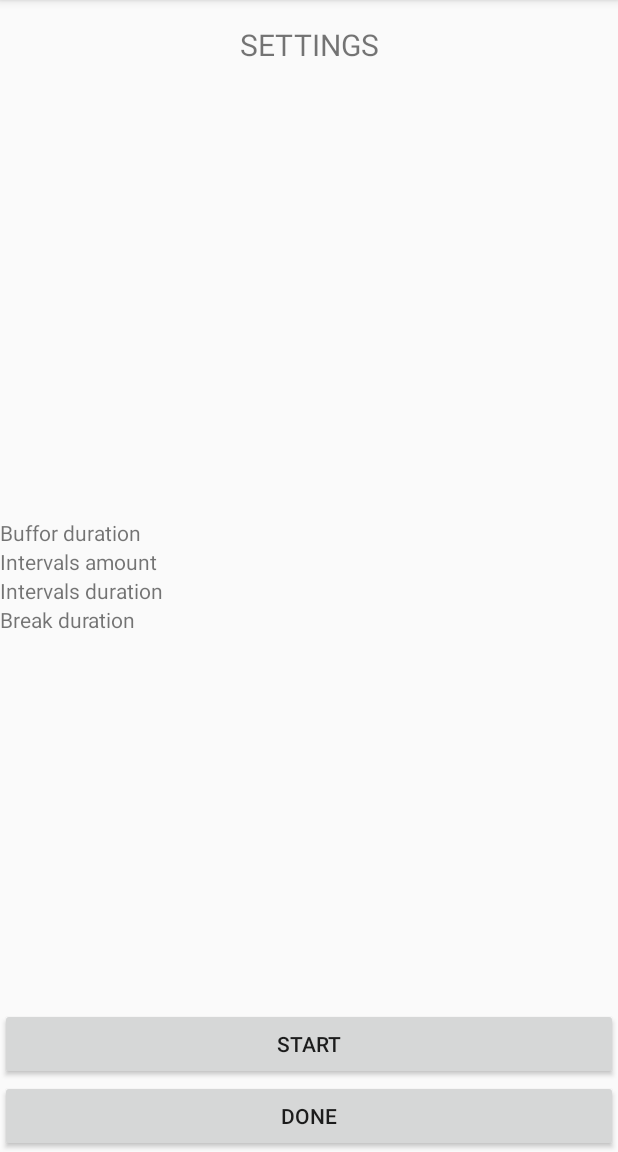
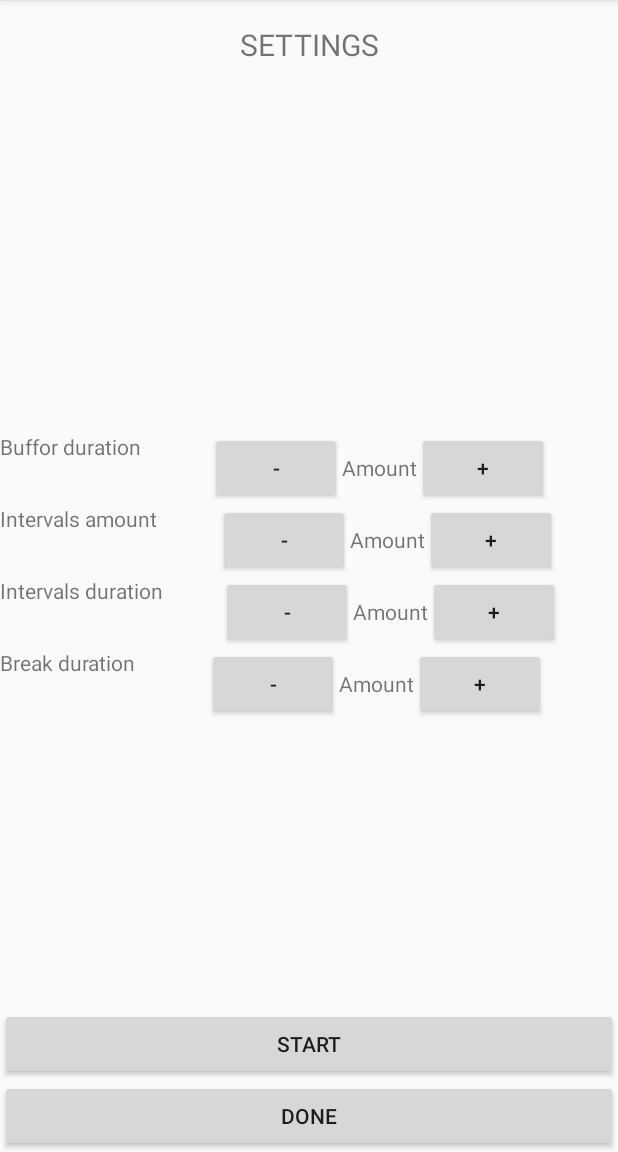
Before and after one commit to tpokora/boxingintervals, an Android app: the screen it shows after launch (MainActivity), after a tap on "SETTINGS", on a phone screen of 412 x 824 dp, the part 84-1236 px from its top. Run offline under Robolectric (Android 15) with nearby library versions, the phone set to English and light mode, and no system bars; 1 other tap on this screen came first.

Commit message:
Basic layout for settings fragment

```diff
--- a/app/src/main/res/layout/fragment_settings.xml
+++ b/app/src/main/res/layout/fragment_settings.xml
@@ -3,30 +3,148 @@
     android:id="@+id/settings_fragment"
     android:layout_width="match_parent"
     android:layout_height="match_parent"
+    android:orientation="horizontal">
+
+    <LinearLayout
+        android:id="@+id/contentLayout"
+        android:layout_width="match_parent"
+        android:layout_height="wrap_content"
         android:orientation="vertical">
 
-    <TextView
-        android:id="@+id/settings_buffor_duration"
+        <LinearLayout
             android:layout_width="match_parent"
-        android:layout_height="wrap_content"
-        android:text="@string/settings_buffor_string"/>
+            android:layout_height="wrap_content">
 
             <TextView
-        android:id="@+id/settings_intervals"
-        android:layout_width="match_parent"
+                android:layout_width="wrap_content"
                 android:layout_height="wrap_content"
-        android:text="@string/settings_intervals_string"/>
+                android:layout_weight="1"
+                android:text="@string/settings_buffor_duration_string" />
+
+            <LinearLayout
+                android:layout_width="wrap_content"
+                android:layout_height="wrap_content"
+                android:layout_weight="1">
+
+                <Button
+                    android:layout_width="wrap_content"
+                    android:layout_height="wrap_content"
+                    android:text="@string/settings_decrease"/>
 
                 <TextView
-        android:id="@+id/settings_intervals_duration"
+                    android:layout_width="wrap_content"
+                    android:layout_height="wrap_content"
+                    android:text="@string/settings_value"/>
+
+                <Button
+                    android:layout_width="wrap_content"
+                    android:layout_height="wrap_content"
+                    android:text="@string/settings_increase"/>
+
+            </LinearLayout>
+        </LinearLayout>
+
+        <LinearLayout
             android:layout_width="match_parent"
-        android:layout_height="wrap_content"
-        android:text="@string/settings_intervals_duration_string"/>
+            android:layout_height="wrap_content">
 
             <TextView
-        android:id="@+id/settings_break_duration"
-        android:layout_width="match_parent"
+                android:layout_width="wrap_content"
                 android:layout_height="wrap_content"
-        android:text="@string/settings_break_duration_string"/>
+                android:layout_weight="1"
+                android:text="@string/settings_intervals_string" />
+
+            <LinearLayout
+                android:layout_width="wrap_content"
+                android:layout_height="wrap_content"
+                android:layout_weight="1">
+
+                <Button
+                    android:layout_width="wrap_content"
+                    android:layout_height="wrap_content"
+                    android:text="@string/settings_decrease"/>
+
+                <TextView
+                    android:layout_width="wrap_content"
+                    android:layout_height="wrap_content"
+                    android:text="@string/settings_value"/>
+
+                <Button
+                    android:layout_width="wrap_content"
+                    android:layout_height="wrap_content"
+                    android:text="@string/settings_increase"/>
 
             </LinearLayout>
+        </LinearLayout>
+
+        <LinearLayout
+            android:layout_width="match_parent"
+            android:layout_height="wrap_content">
+
+            <TextView
+                android:layout_width="wrap_content"
+                android:layout_height="wrap_content"
+                android:layout_weight="1"
+                android:text="@string/settings_intervals_duration_string" />
+
+            <LinearLayout
+                android:layout_width="wrap_content"
+                android:layout_height="wrap_content"
+                android:layout_weight="1">
+
+                <Button
+                    android:layout_width="wrap_content"
+                    android:layout_height="wrap_content"
+                    android:text="@string/settings_decrease"/>
+
+                <TextView
+                    android:layout_width="wrap_content"
+                    android:layout_height="wrap_content"
+                    android:text="@string/settings_value"/>
+
+                <Button
+                    android:layout_width="wrap_content"
+                    android:layout_height="wrap_content"
+                    android:text="@string/settings_increase"/>
+
+
+            </LinearLayout>
+        </LinearLayout>
+
+        <LinearLayout
+            android:layout_width="match_parent"
+            android:layout_height="wrap_content">
+
+            <TextView
+                android:layout_width="wrap_content"
+                android:layout_height="wrap_content"
+                android:layout_weight="1"
+                android:text="@string/settings_break_duration_string" />
+
+            <LinearLayout
+                android:layout_width="wrap_content"
+                android:layout_height="wrap_content"
+                android:layout_weight="1">
+
+                <Button
+                    android:layout_width="wrap_content"
+                    android:layout_height="wrap_content"
+                    android:text="@string/settings_decrease"/>
+
+                <TextView
+                    android:layout_width="wrap_content"
+                    android:layout_height="wrap_content"
+                    android:text="@string/settings_value"/>
+
+                <Button
+                    android:layout_width="wrap_content"
+                    android:layout_height="wrap_content"
+                    android:text="@string/settings_increase"/>
+
+
+            </LinearLayout>
+        </LinearLayout>
+
+    </LinearLayout>
+
+</LinearLayout>
--- a/app/src/main/res/values/strings.xml
+++ b/app/src/main/res/values/strings.xml
@@ -12,8 +12,11 @@
     <!-- Settings fragment strings -->
     <string name="settings_fragment_header_string">SETTINGS</string>
     <string name="settings_done_button_string">DONE</string>
-    <string name="settings_buffor_string">Buffor duration</string>
+    <string name="settings_buffor_duration_string">Buffor duration</string>
     <string name="settings_intervals_string">Intervals amount</string>
     <string name="settings_intervals_duration_string">Intervals duration</string>
     <string name="settings_break_duration_string">Break duration</string>
+    <string name="settings_value">Amount</string>
+    <string name="settings_increase">+</string>
+    <string name="settings_decrease">-</string>
 </resources>
```
Lines whose indentation alone changed are shown as unchanged.
